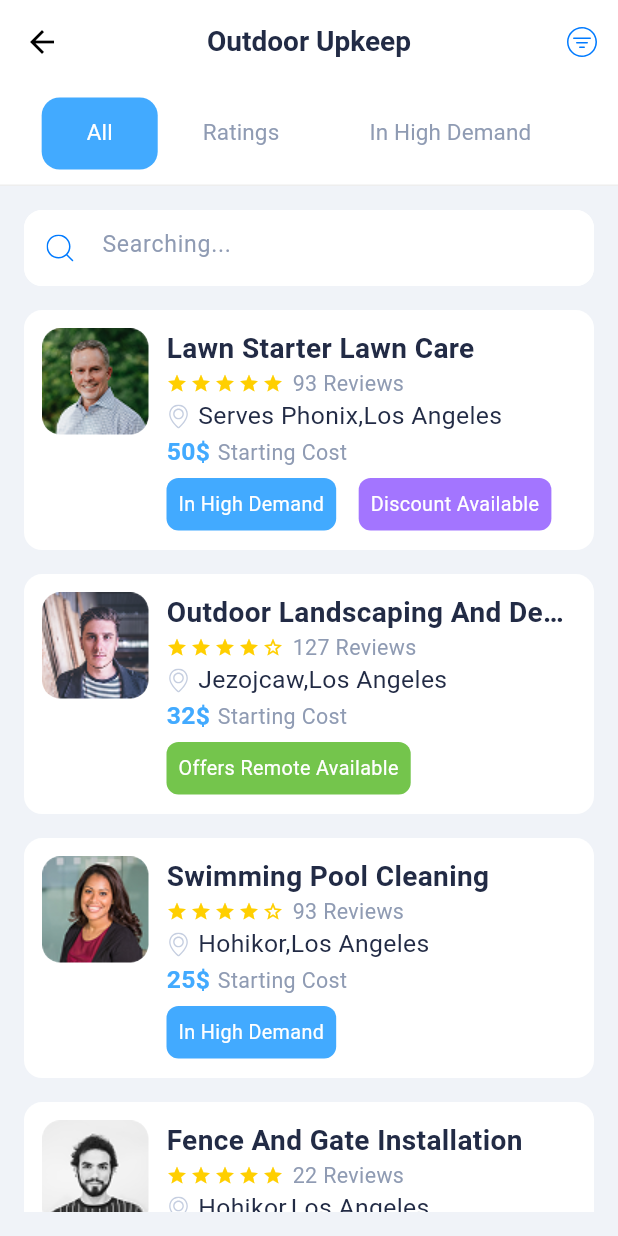
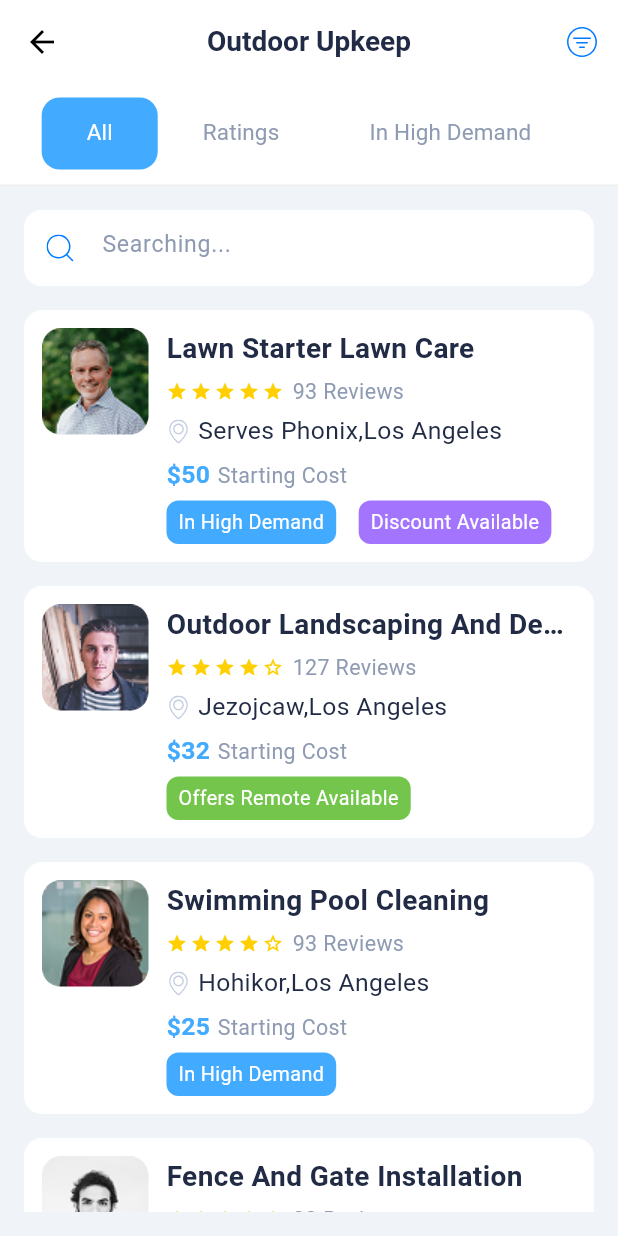
Before and after one commit to ahmedalhessi/Call-Me-Back, a Flutter app: the screen it shows after launch, on a phone screen of 412 x 824 dp. Run offline on Flutter 3.47's test engine with Material 3 defaults, Android fonts, the phone set to English and light mode, and no system bars; our stand-ins replace flutter_screenutil, flutter_svg, get; Roboto replaces fonts that are missing (Almarai).

Commit message:
built all  vendor widgets normal, completed and archived

```diff
--- a/lib/core/constants/colors_manager.dart
+++ b/lib/core/constants/colors_manager.dart
@@ -23,6 +23,8 @@ class ColorsManager {
   static const Color blue = Color(0xff42AAFF);
   static const Color purple = Color(0xffA375FF);
   static const Color green = Color(0xff74C54C);
+  static const Color yellow = Color(0xffFFCF00);
+
 
 
   // static const Color success = Color(0xFF20CE8C);
--- a/lib/core/widgets/badges_widget.dart
+++ b/lib/core/widgets/badges_widget.dart
@@ -10,7 +10,7 @@ class BadgeWidget extends StatelessWidget {
   @override
   Widget build(BuildContext context) {
     return Container(
-      padding: EdgeInsets.all(8),
+      padding: EdgeInsets.symmetric(vertical: 5,horizontal: 8),
       margin: EdgeInsets.only( right: 5, top: 5),
       decoration: BoxDecoration(
         color: color,
--- a/lib/core/widgets/service_card_widget.dart
+++ /dev/null
@@ -1,125 +0,0 @@
-import 'package:call_me_back/core/widgets/star_row.dart';
-import 'package:flutter/material.dart';
-import 'package:flutter_svg/svg.dart';
-import '../constants/colors_manager.dart';
-import '../constants/images_manager.dart';
-import '../constants/text_styles_manager.dart';
-
-
-class ServicesCardWidget extends StatelessWidget {
-  const ServicesCardWidget({
-    super.key,
-    required this.imgPath,
-    required this.price,
-    required this.location,
-    required this.rating,
-    required this.reviews,
-    required this.badges, required this.title,
-  });
-  final String imgPath;
-  final int price;
-  final String location;
-  final double rating;
-  final int reviews;
-  final List<Widget> badges;
-  final String title;
-
-  @override
-  Widget build(BuildContext context) {
-    return Container(
-      constraints: BoxConstraints(minHeight: 160),
-      margin: EdgeInsets.symmetric(vertical:8),
-      padding: EdgeInsets.all(12),
-
-      decoration: BoxDecoration(
-        borderRadius: BorderRadius.circular(12),
-        color: ColorsManager.white,
-      ),
-      child: Row(
-        crossAxisAlignment: CrossAxisAlignment.start,
-        children: [
-          Align(
-            alignment: Alignment.topCenter,
-            child: Padding(
-              padding:  EdgeInsets.only(right: 12),
-              child: Container(
-                decoration: BoxDecoration(
-                  image: DecorationImage(image: AssetImage(imgPath), ),
-                  borderRadius: BorderRadius.circular(12),
-                ),
-                width: 71,
-                height: 71,
-              ),
-            ),
-          ),
-
-          Expanded(
-            child: Column(
-              crossAxisAlignment: CrossAxisAlignment.start,
-              mainAxisAlignment: MainAxisAlignment.spaceEvenly,
-              mainAxisSize: MainAxisSize.min,
-              children: [
-                Text(
-                 title,
-                  maxLines: 1,
-                  overflow: TextOverflow.ellipsis,
-                  style: TextStylesManager.bodySemibold,
-                ),
-
-                Row(
-                  children: [
-                    StarRow(rating: rating, size: 14),
-                    SizedBox(width: 6),
-                    Text(
-                      "$reviews Reviews",
-                      maxLines: 1,
-                      overflow: TextOverflow.ellipsis,
-                      style: TextStylesManager.subTitleRegularSubtitleColor,
-                    ),
-                  ],
-                ),
-
-                Row(
-                  children: [
-                    SvgPicture.asset(
-                      ImagesManager.location,
-                      width: 16,
-                      height: 16,
-                    ),
-                    SizedBox(width: 5),
-                    Expanded(
-                      child: Text(location, style: TextStylesManager.paragraphRegular, maxLines: 1,
-                        overflow: TextOverflow.ellipsis,),
-                    ),
-                  ],
-                ),
-
-                Row(
-                  children: [
-                    Text(
-                      "$price\$",
-                      style: TextStylesManager.captionSemiBoldBlueColor,
-                      maxLines: 1,
-                      overflow: TextOverflow.ellipsis,
-                    ),
-                    SizedBox(width: 5),
-                    Text(
-                      "Starting Cost",
-                      style: TextStylesManager.subTitleRegularSubtitleColor,
-                    ),
-                  ],
-                ),
-                Wrap(
-                  spacing: 10,
-                  runSpacing: 8,
-                  children: badges,
-                ),
-
-              ],
-            ),
-          ),
-        ],
-      ),
-    );
-  }
-}
--- a/lib/core/widgets/text_field_widget.dart
+++ b/lib/core/widgets/text_field_widget.dart
@@ -25,6 +25,7 @@ class TextFieldWidget extends StatelessWidget {
     this.onSubmitted,
     required this.label,
   }) : height = 56;
+
   TextFieldWidget.search({
     super.key,
     required this.controller,
--- /dev/null
+++ b/lib/core/widgets/vendor_card_widget.dart
@@ -0,0 +1,311 @@
+import 'package:flutter/material.dart';
+import 'package:flutter_svg/svg.dart';
+import 'package:intl/intl.dart';
+import '../constants/colors_manager.dart';
+import '../constants/images_manager.dart';
+import '../constants/text_styles_manager.dart';
+import 'star_row.dart';
+
+class VendorCardWidget extends StatelessWidget {
+  final String imgPath;
+  final String title;
+  final int price;
+  final double rating;
+  final String? location;
+  final int? reviews;
+  final List<Widget>? badges;
+  final DateTime? dateTime;
+  final bool isCompleted;
+  final bool isArchived;
+
+  const VendorCardWidget.vendor({
+    super.key,
+    required this.imgPath,
+    required this.title,
+    required this.price,
+    required this.location,
+    required this.rating,
+    required this.reviews,
+    required this.badges,
+  }) : dateTime = null,
+       isCompleted = false,
+       isArchived = false;
+
+  // -------- Completed card constructor --------
+  const VendorCardWidget.completed({
+    super.key,
+    required this.imgPath,
+    required this.title,
+    required this.price,
+    required this.rating,
+    required this.dateTime,
+  }) : location = null,
+       reviews = null,
+       badges = null,
+       isCompleted = true,
+       isArchived = false;
+
+  const VendorCardWidget.archived({
+    super.key,
+    required this.title,
+    required this.price,
+    required this.dateTime,
+    required this.imgPath,
+  }) : isCompleted = false,
+       location = null,
+       reviews = null,
+       badges = null,
+       rating = 0,
+       isArchived = true;
+
+  @override
+  Widget build(BuildContext context) {
+    return Container(
+      constraints: const BoxConstraints(minHeight: 160),
+      margin: const EdgeInsets.symmetric(vertical: 8),
+      padding: const EdgeInsets.all(12),
+      decoration: BoxDecoration(
+        borderRadius: BorderRadius.circular(12),
+        color: ColorsManager.white,
+      ),
+      child: Row(
+        crossAxisAlignment: CrossAxisAlignment.start,
+        children: [
+          // image
+          Container(
+            width: 71,
+            height: 71,
+            decoration: BoxDecoration(
+              borderRadius: BorderRadius.circular(12),
+              image: DecorationImage(
+                image: AssetImage(imgPath),
+                fit: BoxFit.cover,
+              ),
+            ),
+          ),
+          const SizedBox(width: 12),
+
+          // body
+          Expanded(child: buildBody()),
+        ],
+      ),
+    );
+  }
+
+  Widget buildVendor() {
+    return Column(
+      mainAxisAlignment: MainAxisAlignment.spaceBetween,
+      crossAxisAlignment: CrossAxisAlignment.start,
+      children: [
+        Text(
+          title,
+          style: TextStylesManager.bodySemibold,
+          maxLines: 1,
+          overflow: TextOverflow.ellipsis,
+        ),
+        const SizedBox(height: 5),
+
+        Row(
+          children: [
+            StarRow(rating: rating, size: 14),
+            const SizedBox(width: 6),
+            Text(
+              "$reviews Reviews",
+              style: TextStylesManager.subTitleRegularSubtitleColor,
+            ),
+          ],
+        ),
+
+        const SizedBox(height: 5),
+
+        Row(
+          children: [
+            SvgPicture.asset(ImagesManager.location, width: 16, height: 16),
+            const SizedBox(width: 5),
+            Expanded(
+              child: Text(
+                location ?? "",
+                style: TextStylesManager.paragraphRegular,
+                maxLines: 1,
+                overflow: TextOverflow.ellipsis,
+              ),
+            ),
+          ],
+        ),
+
+        const SizedBox(height: 5),
+
+        Row(
+          children: [
+            Text("\$$price", style: TextStylesManager.captionSemiBoldBlueColor),
+            const SizedBox(width: 5),
+            Text(
+              "Starting Cost",
+              style: TextStylesManager.subTitleRegularSubtitleColor,
+            ),
+          ],
+        ),
+
+        if (badges != null) Wrap(spacing: 10, runSpacing: 8, children: badges!),
+      ],
+    );
+  }
+
+  Widget buildCompleted() {
+    final formattedDate = dateTime != null
+        ? DateFormat("hh:mm a, MMM dd yyyy").format(dateTime!)
+        : "";
+
+    return Column(
+      crossAxisAlignment: CrossAxisAlignment.start,
+      children: [
+        Text(
+          title,
+          style: TextStylesManager.bodySemibold,
+          maxLines: 1,
+          overflow: TextOverflow.ellipsis,
+        ),
+        const SizedBox(height: 5),
+
+        Row(
+          mainAxisAlignment: MainAxisAlignment.spaceBetween,
+          children: [
+            Text(
+              "Your Review",
+              style: TextStylesManager.subTitleRegularSubtitleColor,
+            ),
+            StarRow(rating: rating, size: 14),
+          ],
+        ),
+        const SizedBox(height: 5),
+
+        Row(
+          mainAxisAlignment: MainAxisAlignment.spaceBetween,
+          children: [
+            Text(
+              "Total Price",
+              style: TextStylesManager.subTitleRegularSubtitleColor,
+            ),
+            Text("\$$price", style: TextStylesManager.captionSemiBoldBlueColor),
+          ],
+        ),
+        const SizedBox(height: 5),
+
+        Row(
+          mainAxisAlignment: MainAxisAlignment.spaceBetween,
+          children: [
+            Text(
+              "Date Time",
+              style: TextStylesManager.subTitleRegularSubtitleColor,
+            ),
+            Text(formattedDate, style: TextStylesManager.paragraphRegular),
+          ],
+        ),
+        const SizedBox(height: 10),
+
+        Wrap(
+          alignment: WrapAlignment.end,
+          children: [
+            Container(
+              width: 120,
+              height: 34,
+              alignment: Alignment.center,
+              margin: const EdgeInsets.only(right: 5, top: 5),
+              decoration: BoxDecoration(
+                color: ColorsManager.yellow,
+                borderRadius: BorderRadius.circular(8),
+              ),
+              child: Text(
+                "Rating",
+
+                style: TextStylesManager.captionRegularWhite,
+              ),
+            ),
+            const SizedBox(width: 10),
+            Container(
+              padding: EdgeInsets.symmetric(horizontal: 20, vertical: 8),
+              width: 120,
+              height: 34,
+              alignment: Alignment.center,
+              margin: const EdgeInsets.only(right: 5, top: 5),
+              decoration: BoxDecoration(
+                color: ColorsManager.primary,
+                borderRadius: BorderRadius.circular(8),
+              ),
+              child: Text(
+                "Re-booking",
+                style: TextStylesManager.captionRegularWhite,
+              ),
+            ),
+          ],
+        ),
+      ],
+    );
+  }
+
+  Widget buildArchived() {
+    final formattedDate = dateTime != null
+        ? DateFormat("hh:mm a, MMM dd yyyy").format(dateTime!)
+        : "";
+    return Column(
+      crossAxisAlignment: CrossAxisAlignment.start,
+      children: [
+        Text(
+          title,
+          style: TextStylesManager.bodySemibold,
+          maxLines: 1,
+          overflow: TextOverflow.ellipsis,
+        ),
+        const SizedBox(height: 5),
+
+        Row(
+          mainAxisAlignment: MainAxisAlignment.spaceBetween,
+          children: [
+            Text(
+              "Total Price",
+              style: TextStylesManager.subTitleRegularSubtitleColor,
+            ),
+            Text("\$$price", style: TextStylesManager.captionSemiBoldBlueColor),
+          ],
+        ),
+        const SizedBox(height: 5),
+
+        Row(
+          mainAxisAlignment: MainAxisAlignment.spaceBetween,
+          children: [
+            Text(
+              "Date Time",
+              style: TextStylesManager.subTitleRegularSubtitleColor,
+            ),
+            Text(formattedDate, style: TextStylesManager.paragraphRegular),
+          ],
+        ),
+        const SizedBox(height: 10),
+        Align(
+          alignment: Alignment.centerRight,
+          child: Container(
+            padding: EdgeInsets.symmetric(horizontal: 20, vertical: 8),
+            width: 120,
+            height: 34,
+            alignment: Alignment.center,
+            margin: const EdgeInsets.only(right: 5, top: 5),
+            decoration: BoxDecoration(
+              color: ColorsManager.primary,
+              borderRadius: BorderRadius.circular(8),
+            ),
+            child: Text(
+              "Re-booking",
+              style: TextStylesManager.captionRegularWhite,
+            ),
+          ),
+        ),
+      ],
+    );
+  }
+
+  Widget buildBody() {
+    if (isCompleted) return buildCompleted();
+    if (isArchived) return buildArchived();
+    return buildVendor();
+  }
+}
--- a/lib/screens/Services/services_screen.dart
+++ b/lib/screens/Services/services_screen.dart
@@ -2,7 +2,7 @@ import 'package:call_me_back/core/constants/colors_manager.dart';
 import 'package:call_me_back/core/constants/images_manager.dart';
 import 'package:call_me_back/core/constants/text_styles_manager.dart';
 import 'package:call_me_back/core/widgets/badges_widget.dart';
-import 'package:call_me_back/core/widgets/service_card_widget.dart';
+import 'package:call_me_back/core/widgets/vendor_card_widget.dart';
 import 'package:call_me_back/core/widgets/text_field_widget.dart';
 import 'package:flutter/material.dart';
 import 'package:flutter_svg/svg.dart';
@@ -52,11 +52,10 @@ class _ServicesState extends State<Services> {
                 Padding(
                   padding: const EdgeInsets.symmetric(horizontal: 20),
                   child: TabBar(
-
                     isScrollable: true,
                     tabAlignment: TabAlignment.center,
                     dividerColor: Colors.transparent,
-                    labelPadding: const EdgeInsets.symmetric(horizontal: 30,),
+                    labelPadding: const EdgeInsets.symmetric(horizontal: 30),
                     indicatorPadding: EdgeInsets.zero,
                     indicatorSize: TabBarIndicatorSize.tab,
                     indicator: BoxDecoration(
@@ -65,8 +64,14 @@ class _ServicesState extends State<Services> {
                     ),
                     labelColor: Colors.white,
                     unselectedLabelColor: ColorsManager.subtitleColor,
-                    labelStyle: const TextStyle(fontSize: 15, fontWeight: FontWeight.normal),
-                    unselectedLabelStyle: const TextStyle(fontSize: 15, fontWeight: FontWeight.normal),
+                    labelStyle: const TextStyle(
+                      fontSize: 15,
+                      fontWeight: FontWeight.normal,
+                    ),
+                    unselectedLabelStyle: const TextStyle(
+                      fontSize: 15,
+                      fontWeight: FontWeight.normal,
+                    ),
                     tabs: const [
                       Tab(text: 'All'),
                       Tab(text: 'Ratings'),
@@ -93,7 +98,7 @@ class _ServicesState extends State<Services> {
                         controller: searchController,
                       ),
                     ),
-                    ServicesCardWidget(
+                    VendorCardWidget.vendor(
                       title: "Lawn Starter Lawn Care",
                       imgPath: ImagesManager.person1,
                       location: "Serves Phonix,Los Angeles",
@@ -111,7 +116,7 @@ class _ServicesState extends State<Services> {
                         ),
                       ],
                     ),
-                    ServicesCardWidget(
+                    VendorCardWidget.vendor(
                       title: "Outdoor Landscaping And Design",
                       imgPath: ImagesManager.person2,
                       location: "Jezojcaw,Los Angeles",
@@ -125,7 +130,7 @@ class _ServicesState extends State<Services> {
                         ),
                       ],
                     ),
-                    ServicesCardWidget(
+                    VendorCardWidget.vendor(
                       title: "Swimming Pool Cleaning",
                       imgPath: ImagesManager.person4,
                       location: "Hohikor,Los Angeles",
@@ -139,7 +144,7 @@ class _ServicesState extends State<Services> {
                         ),
                       ],
                     ),
-                    ServicesCardWidget(
+                    VendorCardWidget.vendor(
                       title: "Fence And Gate Installation",
                       imgPath: ImagesManager.person3,
                       location: "Hohikor,Los Angeles",
@@ -157,6 +162,8 @@ class _ServicesState extends State<Services> {
                         ),
                       ],
                     ),
+
+
                   ],
                 ),
               ),
@@ -181,3 +188,69 @@ class _ServicesState extends State<Services> {
     );
   }
 }
+
+// CompletedVendorCard(imgPath: "assets/person1.png", text: "lawn care lawn starter", rate: 5, price: 110, dateTime: DateTime(2020,),),
+//        VendorCardWidget(
+//          title: "Lawn Starter Lawn Care",
+//          imgPath: ImagesManager.person1,
+//          location: "Serves Phonix,Los Angeles",
+//          price: 50,
+//          rating: 5,
+//          reviews: 93,
+//          badges: [
+//            BadgeWidget(
+//              text: "In High Demand",
+//              color: ColorsManager.blue,
+//            ),
+//            BadgeWidget(
+//              text: "Discount Available",
+//              color: ColorsManager.purple,
+//            ),
+//          ],
+//        ),
+//        VendorCardWidget(
+//          title: "Outdoor Landscaping And Design",
+//          imgPath: ImagesManager.person2,
+//          location: "Jezojcaw,Los Angeles",
+//          price: 32,
+//          rating: 4,
+//          reviews: 127,
+//          badges: [
+//            BadgeWidget(
+//              text: "Offers Remote Available",
+//              color: ColorsManager.green,
+//            ),
+//          ],
+//        ),
+//        VendorCardWidget(
+//          title: "Swimming Pool Cleaning",
+//          imgPath: ImagesManager.person4,
+//          location: "Hohikor,Los Angeles",
+//          price: 25,
+//          rating: 4,
+//          reviews: 93,
+//          badges: [
+//            BadgeWidget(
+//              text: "In High Demand",
+//              color: ColorsManager.blue,
+//            ),
+//          ],
+//        ),
+//        VendorCardWidget(
+//          title: "Fence And Gate Installation",
+//          imgPath: ImagesManager.person3,
+//          location: "Hohikor,Los Angeles",
+//          price: 50,
+//          rating: 5,
+//          reviews: 22,
+//          badges: [
+//            BadgeWidget(
+//              text: "In High Demand",
+//              color: ColorsManager.blue,
+//            ),
+//            BadgeWidget(
+//              text: "Discount Available",
+//              color: ColorsManager.purple,
+//            ),
+//          ],
+//        ),
--- a/pubspec.yaml
+++ b/pubspec.yaml
@@ -13,6 +13,7 @@ dependencies:
   flutter_screenutil: ^5.6.1
   flutter_svg: ^1.1.6
   get: ^4.6.5
+  intl: ^0.19.0
 
   cupertino_icons: ^1.0.8
 
```
Also changed, not shown: pubspec.lock.
